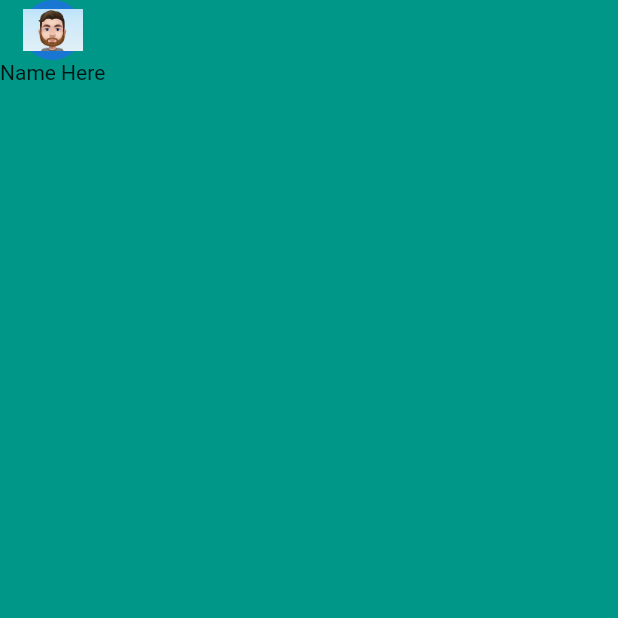
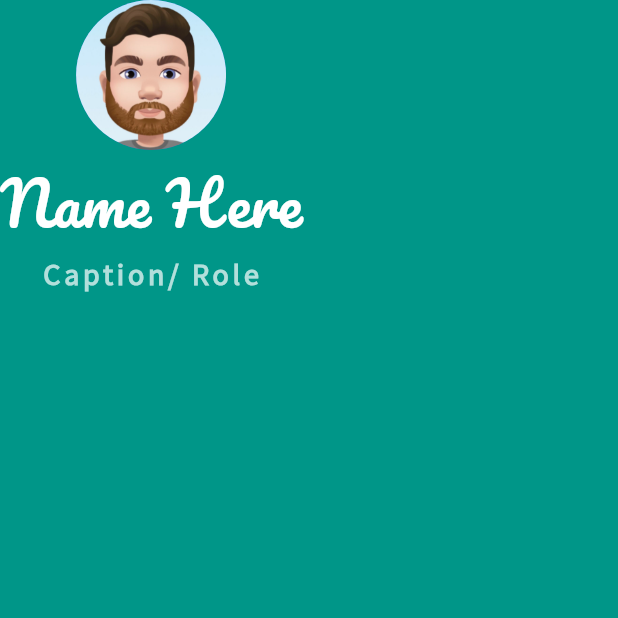
Before and after one commit to udaykumaruking/Angela-Yu-Flutter, a Flutter app: the screen it shows after launch, on a phone screen of 412 x 824 dp, the top half of it. Run offline on Flutter 3.47's test engine with Material 2 defaults, Android fonts, the phone set to English and light mode, and no system bars.

Commit message:
added fonts added role title

```diff
--- a/mi_card_app/lib/main.dart
+++ b/mi_card_app/lib/main.dart
@@ -21,9 +21,27 @@ class MyApp extends StatelessWidget {
           child: Column(
             children: [
               CircleAvatar(
-                child: Image.asset('images/abc.jpg'),
+                radius: 50,
+                backgroundImage: AssetImage('images/abc.jpg'),
               ),
-              Text('Name Here')
+              Text(
+                'Name Here',
+                style: TextStyle(
+                  fontFamily: 'Pacifico',
+                  fontSize: 40,
+                  color: Colors.white,
+                ),
+              ),
+              Text(
+                'Caption/ Role',
+                style: TextStyle(
+                  fontFamily: 'SourceSansPro',
+                  fontSize: 20,
+                  color: Colors.teal[100],
+                  fontWeight: FontWeight.bold,
+                  letterSpacing: 2.5,
+                ),
+              )
             ],
           ),
         ),
```
Also changed, not shown: mi_card_app/pubspec.yaml (+9 -9 lines), mi_card_app/fonts/Pacifico-Regular.ttf (added), mi_card_app/fonts/SourceSansPro-Regular.ttf (added), 1 other file.
